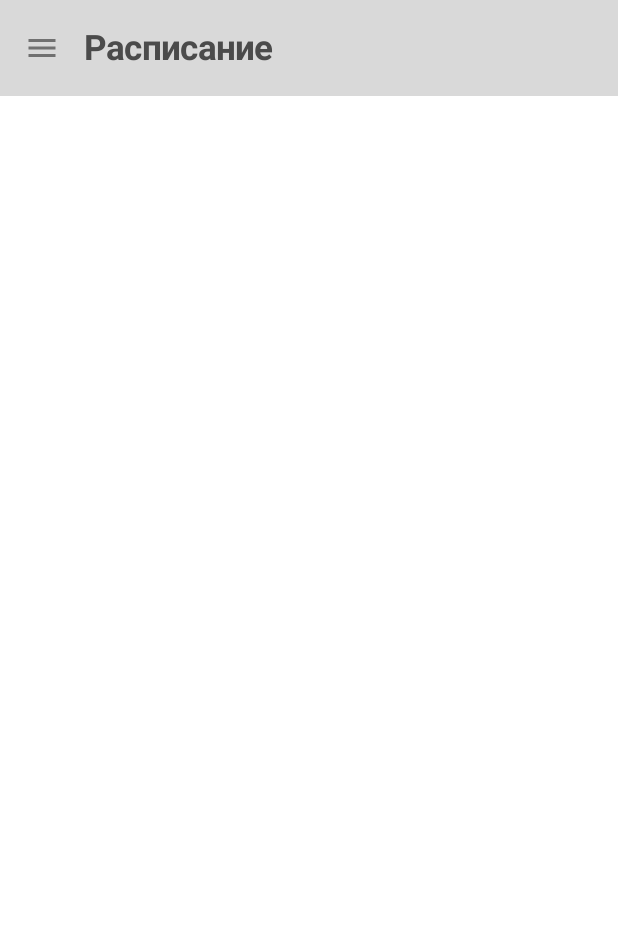
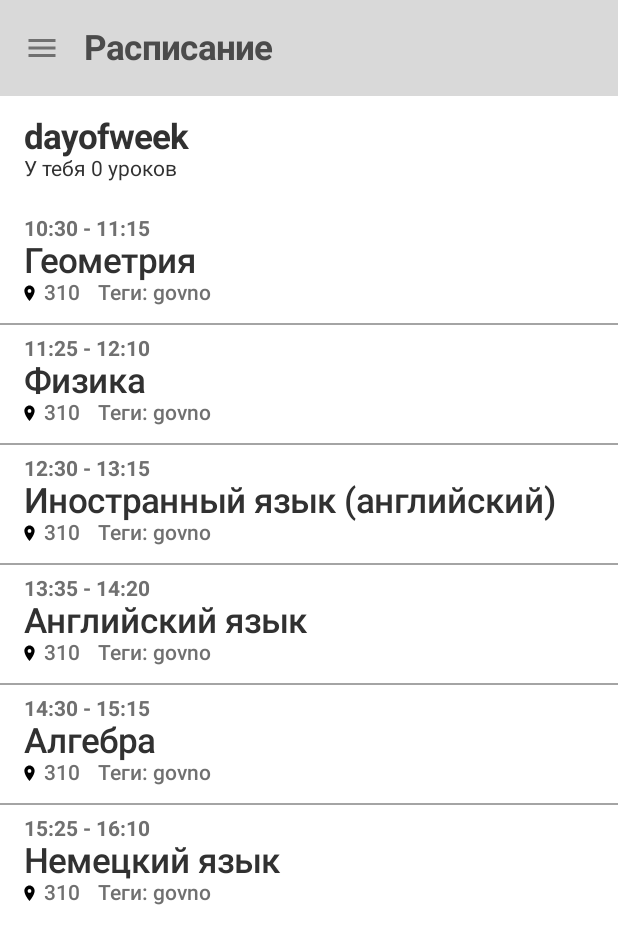
Before and after one commit to kosavsech/SchoolDiary, an Android app built with Jetpack Compose: the @Preview function DaySchedulePreview, on a phone screen of 412 x 824 dp. Shown: the top 944 px of the screen. Run offline under Robolectric (Android 15) with nearby library versions, the phone set to English and light mode, and no system bars; our stand-ins replace constraintlayout-compose.

Commit message:
DayScheduleScreen's layout main elements ready

```diff
--- a/app/src/main/java/com/kxsv/schooldiary/DayScheduleScreen.kt
+++ b/app/src/main/java/com/kxsv/schooldiary/DayScheduleScreen.kt
@@ -1,13 +1,25 @@
 package com.kxsv.schooldiary
 
-import androidx.compose.foundation.layout.fillMaxSize
+import androidx.compose.foundation.layout.*
 import androidx.compose.foundation.lazy.LazyColumn
+import androidx.compose.material3.Divider
+import androidx.compose.material3.Icon
+import androidx.compose.material3.Text
 import androidx.compose.runtime.Composable
+import androidx.compose.ui.Alignment
 import androidx.compose.ui.Modifier
+import androidx.compose.ui.res.painterResource
+import androidx.compose.ui.text.font.FontWeight
+import androidx.compose.ui.text.style.TextAlign
 import androidx.compose.ui.tooling.preview.Preview
+import androidx.compose.ui.unit.dp
+import androidx.compose.ui.unit.sp
 import androidx.constraintlayout.compose.ConstraintLayout
 import androidx.constraintlayout.compose.ConstraintSet
 import androidx.constraintlayout.compose.layoutId
+import com.kxsv.schooldiary.ui.theme.BorderOfBoxes
+import com.kxsv.schooldiary.ui.theme.MainText
+
 
 @Preview(showBackground = true)
 @Composable
@@ -31,8 +43,143 @@ fun DaySchedulePreview() {
                 .layoutId("subjects")
         ) {
             items(1) {
-
+                DayOfWeekHeader()
+                Lessons()
             }
         }
     }
 }
+
+@Composable
+fun DayOfWeekHeader(
+    dayOfWeek: String = "dayofweek",
+    lessonsAmount: String = "0"
+) {
+    Column(
+        modifier = Modifier
+            .fillMaxWidth()
+            .padding(start = 16.dp, bottom = 24.dp)
+    ) {
+        Text(
+            text = dayOfWeek,
+            textAlign = TextAlign.Start,
+            fontSize = 23.sp,
+            fontWeight = FontWeight.Bold,
+            color = MainText,
+        )
+        Text(
+            text = "У тебя ${lessonsAmount} уроков",
+            textAlign = TextAlign.Start,
+            fontSize = 14.sp,
+            fontWeight = FontWeight.Normal,
+            color = MainText
+        )
+    }
+}
+
+@Composable
+fun Lessons(
+    lessons: List<String> = listOf(
+        "Русский язык",
+        "Геометрия",
+        "Физика",
+        "Иностранный язык (английский)",
+        "Английский язык",
+        "Алгебра",
+        "Немецкий язык",
+    ),
+    time: List<Pair<String, String>> = listOf(
+        Pair("9:30", "10:15"),
+        Pair("10:30", "11:15"),
+        Pair("11:25", "12:10"),
+        Pair("12:30", "13:15"),
+        Pair("13:35", "14:20"),
+        Pair("14:30", "15:15"),
+        Pair("15:25", "16:10"),
+    ),
+    cabinets: List<String> = listOf(
+        "310",
+        "310",
+        "310",
+        "310",
+        "310",
+        "310",
+        "310",
+    ),
+    tags: List<String> = listOf(
+        "govno",
+        "govno",
+        "govno",
+        "govno",
+        "govno",
+        "govno",
+        "govno",
+    ),
+) {
+
+    lessons.forEachIndexed { it, lesson ->
+        if ((it == 0) or (it >= 10)) {
+            return@forEachIndexed
+        }
+        Column(
+            modifier = Modifier
+                .fillMaxWidth()
+                .padding(start = 16.dp),
+
+            ) {
+            Text(
+                text = "${time[it].first} - ${time[it].second}",
+                textAlign = TextAlign.Start,
+                fontSize = 14.sp,
+                fontWeight = FontWeight.Bold,
+                color = BorderOfBoxes,
+            )
+            Text(
+                text = lesson,
+                textAlign = TextAlign.Start,
+                fontSize = 23.sp,
+                fontWeight = FontWeight.SemiBold,
+                color = MainText
+            )
+            Row {
+                Row(
+                    modifier = Modifier
+                        .padding(end = 12.dp)
+                ) {
+                    Icon(
+                        painter = painterResource(R.drawable.ic_cabinet),
+                        contentDescription = "ic_cabinet",
+                        modifier = Modifier
+                            .align(Alignment.CenterVertically)
+                            .size(13.dp, 15.dp)
+                            .padding(end = 6.dp)
+                    )
+                    Text(
+                        text = cabinets[it],
+                        textAlign = TextAlign.Start,
+                        fontSize = 14.sp,
+                        fontWeight = FontWeight.SemiBold,
+                        color = BorderOfBoxes
+                    )
+                }
+                Text(
+                    text = "Теги: ${tags[it]}",
+                    textAlign = TextAlign.Start,
+                    fontSize = 14.sp,
+                    fontWeight = FontWeight.SemiBold,
+                    color = BorderOfBoxes
+                )
+            }
+
+        }
+        if (it + 1 != lessons.size) {
+            Divider(
+                modifier = Modifier
+                    .padding(bottom = 8.dp, top = 12.dp)
+                    .fillMaxWidth(1f),
+                color = com.kxsv.schooldiary.ui.theme.Divider,
+                thickness = 1.dp,
+            )
+        }
+    }
+}
```
